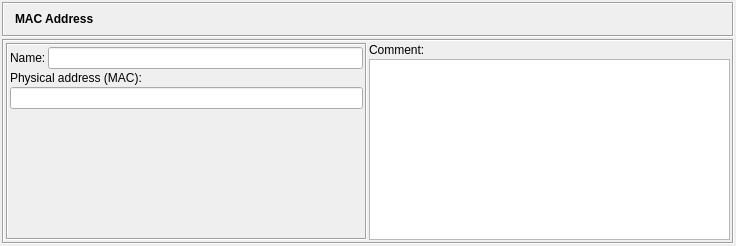
Above: src/gui/physaddressdialog_q.ui from fwbuilder/fwbuilder before the change. Below: the same form after it.
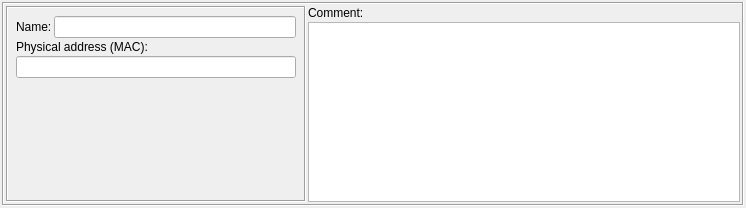
That is the form after the change. Icons and pictures are not drawn.

Commit message: fixes #491, #501 dialog layout fixes to make them look more consistent, using widget promotion feature in Designer to build stack of editor dialogs in the bottom panel of the main window instead of building them at run time

Diff of the .ui file:
```diff
--- a/src/gui/physaddressdialog_q.ui
+++ b/src/gui/physaddressdialog_q.ui
@@ -8,8 +8,8 @@
    <rect>
     <x>0</x>
     <y>0</y>
-    <width>736</width>
-    <height>246</height>
+    <width>746</width>
+    <height>208</height>
    </rect>
   </property>
   <property name="windowTitle" >
@@ -27,80 +27,6 @@
      <property name="spacing" >
       <number>2</number>
      </property>
-     <property name="margin" >
-      <number>0</number>
-     </property>
-     <item>
-      <widget class="QFrame" name="frame3" >
-       <property name="sizePolicy" >
-        <sizepolicy vsizetype="Fixed" hsizetype="Preferred" >
-         <horstretch>0</horstretch>
-         <verstretch>0</verstretch>
-        </sizepolicy>
-       </property>
-       <property name="minimumSize" >
-        <size>
-         <width>16</width>
-         <height>35</height>
-        </size>
-       </property>
-       <property name="autoFillBackground" >
-        <bool>true</bool>
-       </property>
-       <property name="frameShape" >
-        <enum>QFrame::Box</enum>
-       </property>
-       <property name="frameShadow" >
-        <enum>QFrame::Sunken</enum>
-       </property>
-       <layout class="QGridLayout" >
-        <property name="margin" >
-         <number>2</number>
-        </property>
-        <property name="spacing" >
-         <number>2</number>
-        </property>
-        <item row="0" column="2" >
-         <widget class="QLabel" name="editorTitle" >
-          <property name="sizePolicy" >
-           <sizepolicy vsizetype="Fixed" hsizetype="Preferred" >
-            <horstretch>0</horstretch>
-            <verstretch>0</verstretch>
-           </sizepolicy>
-          </property>
-          <property name="font" >
-           <font>
-            <weight>75</weight>
-            <bold>true</bold>
-           </font>
-          </property>
-          <property name="text" >
-           <string>MAC Address</string>
-          </property>
-          <property name="wordWrap" >
-           <bool>false</bool>
-          </property>
-         </widget>
-        </item>
-        <item row="0" column="1" >
-         <widget class="QLabel" name="label" >
-          <property name="sizePolicy" >
-           <sizepolicy vsizetype="Preferred" hsizetype="Maximum" >
-            <horstretch>0</horstretch>
-            <verstretch>0</verstretch>
-           </sizepolicy>
-          </property>
-          <property name="text" >
-           <string/>
-          </property>
-          <property name="pixmap" >
-           <pixmap resource="MainRes.qrc" >:/Icons/physAddress/icon</pixmap>
-          </property>
-         </widget>
-        </item>
-       </layout>
-      </widget>
-     </item>
      <item>
       <widget class="QFrame" name="frame7" >
        <property name="frameShape" >
@@ -112,6 +38,24 @@
        <layout class="QGridLayout" >
         <item rowspan="2" row="0" column="0" >
          <widget class="QFrame" name="frame46" >
+          <property name="sizePolicy" >
+           <sizepolicy vsizetype="Preferred" hsizetype="Fixed" >
+            <horstretch>0</horstretch>
+            <verstretch>0</verstretch>
+           </sizepolicy>
+          </property>
+          <property name="minimumSize" >
+           <size>
+            <width>300</width>
+            <height>0</height>
+           </size>
+          </property>
+          <property name="maximumSize" >
+           <size>
+            <width>300</width>
+            <height>16777215</height>
+           </size>
+          </property>
           <property name="frameShape" >
            <enum>QFrame::Box</enum>
           </property>
@@ -119,6 +63,9 @@
            <enum>QFrame::Sunken</enum>
           </property>
           <layout class="QGridLayout" >
+           <property name="margin" >
+            <number>8</number>
+           </property>
            <item row="0" column="0" >
             <widget class="QLabel" name="textLabel1" >
              <property name="text" >
@@ -214,6 +161,12 @@
             <height>0</height>
            </size>
           </property>
+          <property name="maximumSize" >
+           <size>
+            <width>16777215</width>
+            <height>180</height>
+           </size>
+          </property>
           <property name="tabChangesFocus" >
            <bool>true</bool>
           </property>
```
The commit also changes 49 other files.
